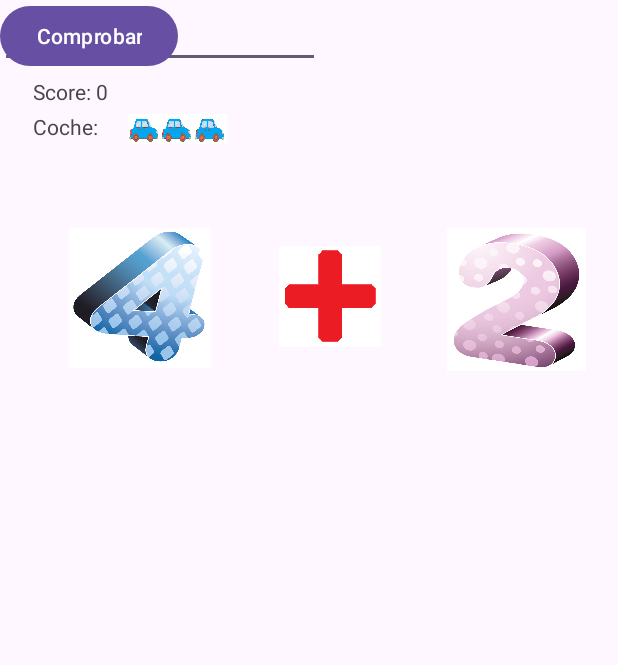
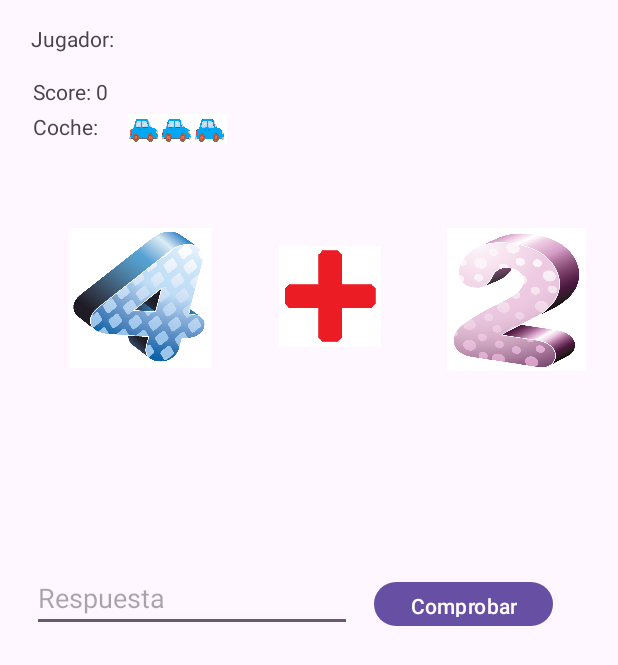
Before and after one commit to juanka2023/operaciones, an Android app: the Mainnivel1 screen opened directly, with no data from a screen before it, on a phone screen of 412 x 824 dp. Shown: the top 665 px of the screen. Run offline under Robolectric (Android 15) with nearby library versions, the phone set to English and light mode, and no system bars.

Commit message:
modificacion nueva

```diff
--- a/app/src/main/res/layout/activity_main.xml
+++ b/app/src/main/res/layout/activity_main.xml
@@ -72,9 +72,12 @@
         android:id="@+id/button"
         android:layout_width="wrap_content"
         android:layout_height="wrap_content"
+        android:layout_marginTop="444dp"
+        android:onClick="jugar"
         android:text="@string/btnjugar"
         app:layout_constraintEnd_toEndOf="parent"
+        app:layout_constraintHorizontal_bias="0.464"
         app:layout_constraintStart_toStartOf="parent"
-        tools:layout_editor_absoluteY="446dp" />
+        app:layout_constraintTop_toTopOf="parent" />
 
 </androidx.constraintlayout.widget.ConstraintLayout>
--- a/app/src/main/res/layout/activity_mainnivel1.xml
+++ b/app/src/main/res/layout/activity_mainnivel1.xml
@@ -84,21 +84,27 @@
         app:layout_constraintTop_toTopOf="parent"
         app:srcCompat="@drawable/dos" />
 
+    <Button
+        android:id="@+id/button2"
+        android:layout_width="119dp"
+        android:layout_height="37dp"
+        android:layout_marginTop="384dp"
+        android:text="@string/boton_sumar"
+        app:layout_constraintEnd_toEndOf="parent"
+        app:layout_constraintHorizontal_bias="0.852"
+        app:layout_constraintStart_toStartOf="parent"
+        app:layout_constraintTop_toTopOf="parent" />
+
     <EditText
         android:id="@+id/etresultado"
         android:layout_width="wrap_content"
         android:layout_height="wrap_content"
+        android:layout_marginTop="376dp"
         android:ems="10"
         android:hint="@string/et_respuesta"
         android:inputType="number"
-        tools:layout_editor_absoluteX="57dp"
-        tools:layout_editor_absoluteY="389dp" />
-
-    <Button
-        android:id="@+id/button2"
-        android:layout_width="wrap_content"
-        android:layout_height="wrap_content"
-        android:text="@string/boton_sumar"
-        tools:layout_editor_absoluteX="267dp"
-        tools:layout_editor_absoluteY="386dp" />
+        app:layout_constraintEnd_toEndOf="parent"
+        app:layout_constraintHorizontal_bias="0.109"
+        app:layout_constraintStart_toStartOf="parent"
+        app:layout_constraintTop_toTopOf="parent" />
 </androidx.constraintlayout.widget.ConstraintLayout>
```
